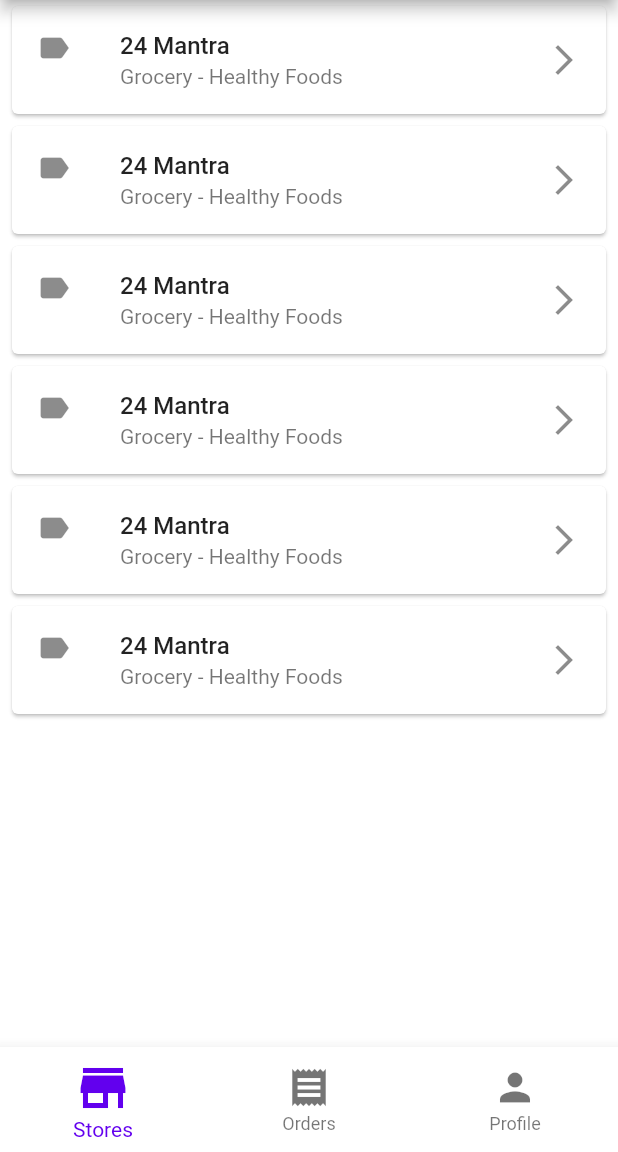
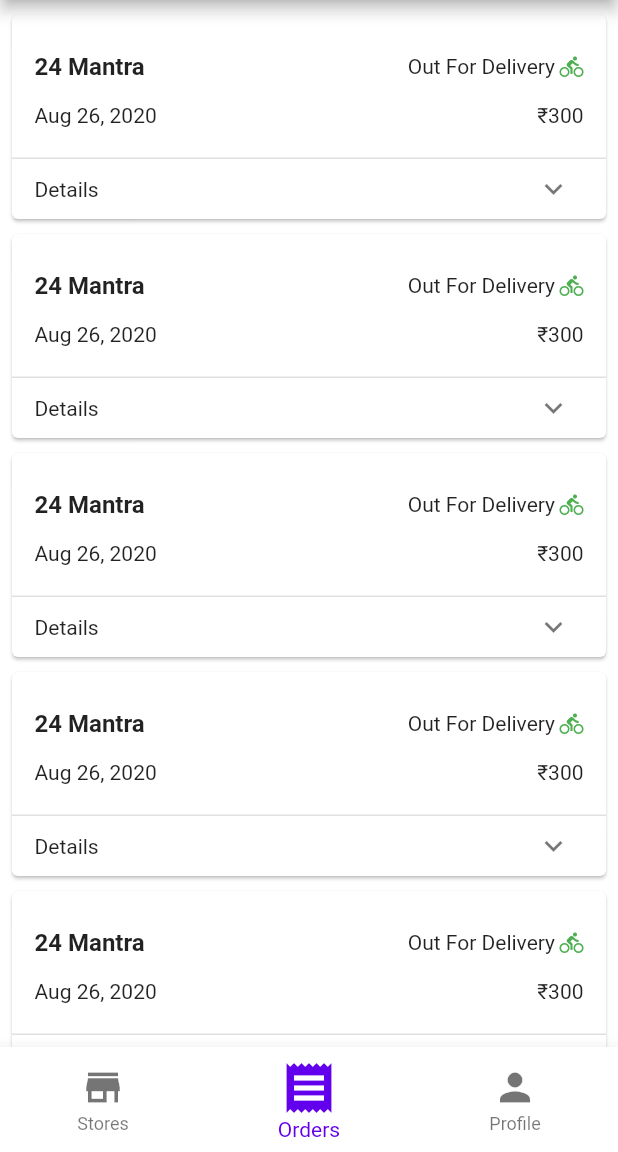
Before and after one commit to varmeh/botigaApp, a Flutter app: the screen it shows after launch, on a phone screen of 412 x 824 dp, the part 84-1236 px from its top. Run offline on Flutter 3.47's test engine with Material 2 defaults, Android fonts, the phone set to English and light mode, and no system bars; drawn by our look-alikes of expandable.

Commit message:
order screen in progress

```diff
--- /dev/null
+++ b/lib/app/orders/orderListScreen.dart
@@ -0,0 +1,184 @@
+import 'package:flutter/material.dart';
+import 'package:expandable/expandable.dart';
+
+import '../../util/index.dart' show Constants;
+
+class OrderListScreen extends StatefulWidget {
+  OrderListScreen({Key key}) : super(key: key);
+
+  @override
+  _OrderListScreenState createState() => _OrderListScreenState();
+}
+
+class _OrderListScreenState extends State<OrderListScreen> {
+  @override
+  Widget build(BuildContext context) {
+    return ExpandableTheme(
+      data: ExpandableThemeData(
+        // iconColor: Theme.of(context).primaryColor,
+        useInkWell: true,
+      ),
+      child: ListView.builder(
+        itemCount: 5,
+        physics: const BouncingScrollPhysics(),
+        itemBuilder: (context, index) {
+          return Card1();
+        },
+      ),
+    );
+  }
+}
+
+enum _DeliveryStatus { pending, outfordelivery, delivered, cancelled }
+
+class _DeliveryData {
+  final String message;
+  final IconData iconData;
+  final Color iconColor;
+
+  _DeliveryData(this.message, this.iconData, this.iconColor);
+}
+
+class OrderDetailsWidget extends StatelessWidget {
+  static Map<_DeliveryStatus, _DeliveryData> _deliveryInfo = {
+    _DeliveryStatus.pending:
+        _DeliveryData('Pending', Icons.hourglass_empty, Colors.orange),
+    _DeliveryStatus.outfordelivery:
+        _DeliveryData('Out For Delivery', Icons.directions_bike, Colors.green),
+    _DeliveryStatus.cancelled:
+        _DeliveryData('Cancelled', Icons.highlight_off, Colors.red),
+    _DeliveryStatus.delivered:
+        _DeliveryData('Delivered', Icons.check_circle, Colors.green),
+  };
+
+  Widget _deliveryStatus(TextTheme textTheme, _DeliveryStatus status) {
+    return Row(
+      children: [
+        Text(
+          _deliveryInfo[status].message,
+          style: textTheme.bodyText2,
+        ),
+        SizedBox(
+          width: 3,
+        ),
+        Icon(
+          _deliveryInfo[status].iconData,
+          size: 16,
+          color: _deliveryInfo[status].iconColor,
+        ),
+      ],
+    );
+  }
+
+  @override
+  Widget build(BuildContext context) {
+    final _textTheme = Theme.of(context).textTheme;
+    final _sizedBox = SizedBox(
+      height: 15,
+    );
+
+    return Padding(
+      padding: const EdgeInsets.only(
+          top: 25.0, left: 15.0, right: 15.0, bottom: 20.0),
+      child: Column(
+        crossAxisAlignment: CrossAxisAlignment.start,
+        children: [
+          Row(
+            mainAxisAlignment: MainAxisAlignment.spaceBetween,
+            children: [
+              Text(
+                '24 Mantra',
+                style: _textTheme.subtitle1
+                    .merge(Constants.kTextStyleFontWeight700),
+              ),
+              _deliveryStatus(_textTheme, _DeliveryStatus.outfordelivery),
+            ],
+          ),
+          _sizedBox,
+          Row(
+            mainAxisAlignment: MainAxisAlignment.spaceBetween,
+            children: [
+              Text('Aug 26, 2020', style: _textTheme.bodyText2),
+              // Text('Order Id #123456', style: _textTheme.bodyText2),
+              Text('₹300', style: _textTheme.bodyText2),
+            ],
+          ),
+        ],
+      ),
+    );
+  }
+}
+
+const loremIpsum = "Lorem ipsum dolor sit amet, consectetur adipiscing elit";
+
+class Card1 extends StatelessWidget {
+  @override
+  Widget build(BuildContext context) {
+    final _themeData = Theme.of(context);
+
+    return ExpandableNotifier(
+      child: Card(
+        clipBehavior: Clip.antiAlias,
+        child: Container(
+          child: Column(
+            children: [
+              OrderDetailsWidget(),
+              ScrollOnExpand(
+                scrollOnExpand: true,
+                scrollOnCollapse: false,
+                child: Container(
+                  padding: EdgeInsets.symmetric(horizontal: 15.0),
+                  decoration: BoxDecoration(
+                    border: Border(
+                      top: BorderSide(color: _themeData.dividerColor),
+                    ),
+                  ),
+                  child: ExpandablePanel(
+                    theme: const ExpandableThemeData(
+                      headerAlignment: ExpandablePanelHeaderAlignment.center,
+                      tapBodyToCollapse: true,
+                    ),
+                    header: Text(
+                      "Details",
+                      style: Theme.of(context).textTheme.bodyText2,
+                    ),
+                    // collapsed: Text(
+                    //   loremIpsum,
+                    //   softWrap: true,
+                    //   maxLines: 2,
+                    //   overflow: TextOverflow.ellipsis,
+                    // ),
+                    expanded: Column(
+                      crossAxisAlignment: CrossAxisAlignment.start,
+                      children: [
+                        for (var _ in Iterable.generate(5))
+                          Padding(
+                            padding: EdgeInsets.only(bottom: 10),
+                            child: Text(
+                              loremIpsum,
+                              softWrap: true,
+                              overflow: TextOverflow.fade,
+                            ),
+                          ),
+                      ],
+                    ),
+                    builder: (_, collapsed, expanded) {
+                      return Container(
+                        // padding: EdgeInsets.only(left: 10, right: 10, bottom: 5),
+                        child: Expandable(
+                          collapsed: collapsed,
+                          expanded: expanded,
+                          theme: const ExpandableThemeData(crossFadePoint: 0),
+                        ),
+                      );
+                    },
+                  ),
+                ),
+              ),
+            ],
+          ),
+        ),
+      ),
+    );
+  }
+}
--- a/lib/app/tabbar.dart
+++ b/lib/app/tabbar.dart
@@ -1,6 +1,7 @@
 import 'package:flutter/material.dart';
 
 import 'stores/storeListScreen.dart';
+import 'orders/orderListScreen.dart';
 
 class Tabbar extends StatefulWidget {
   static String route = 'tabbar';
@@ -10,19 +11,14 @@ class Tabbar extends StatefulWidget {
 }
 
 class _TabbarState extends State<Tabbar> {
-  int _selectedIndex = 0;
-  static const TextStyle optionStyle =
-      TextStyle(fontSize: 30, fontWeight: FontWeight.bold);
+  int _selectedIndex = 1;
 
-  static List<Widget> _widgetOptions = <Widget>[
+  static List<Widget> _selectedTab = [
     StoreListScreen(),
-    Text(
-      'Orders',
-      style: optionStyle,
-    ),
+    OrderListScreen(),
     Text(
       'Profile',
-      style: optionStyle,
+      style: TextStyle(fontSize: 30, fontWeight: FontWeight.bold),
     ),
   ];
 
@@ -33,9 +29,7 @@ class _TabbarState extends State<Tabbar> {
         title: const Text('Botiga'),
       ),
       body: SafeArea(
-        child: Center(
-          child: _widgetOptions.elementAt(_selectedIndex),
-        ),
+        child: _selectedTab.elementAt(_selectedIndex),
       ),
       bottomNavigationBar: BottomNavigationBar(
         items: const [
--- a/lib/theme/appTheme.dart
+++ b/lib/theme/appTheme.dart
@@ -14,7 +14,7 @@ class AppTheme {
     disabledColor: Colors.grey[300],
     textTheme: lightTheme.textTheme.merge(_textThemeUpdate),
     cardTheme: CardTheme(
-      margin: EdgeInsets.symmetric(horizontal: 8.0, vertical: 4.0),
+      margin: EdgeInsets.only(top: 10.0, left: 8.0, right: 8.0),
     ),
     bottomNavigationBarTheme: lightTheme.bottomNavigationBarTheme.copyWith(
       selectedIconTheme: _selectedIconTheme,
--- a/pubspec.yaml
+++ b/pubspec.yaml
@@ -27,6 +27,7 @@ dependencies:
   # The following adds the Cupertino Icons font to your application.
   # Use with the CupertinoIcons class for iOS style icons.
   cupertino_icons: ^0.1.3
+  expandable: ^4.1.4
 
 dev_dependencies:
   flutter_test:
```
Also changed, not shown: pubspec.lock.
